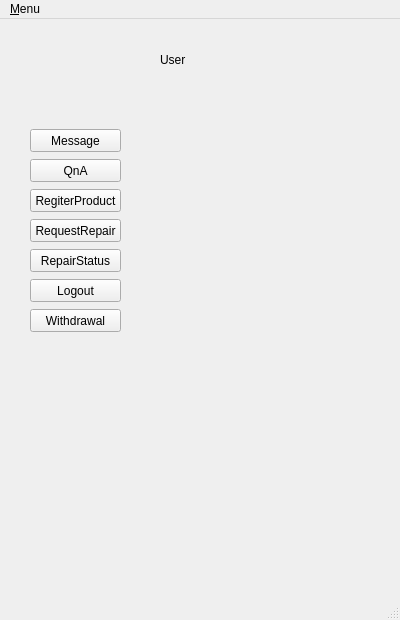
Before: the Qt Designer form FiveOfRuler/UserWindow.ui in simneol/JuDeP, drawn with Qt 5.
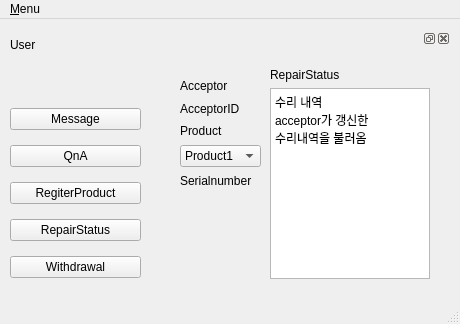
After: the same form once the commit is applied.

```diff
--- a/FiveOfRuler/UserWindow.ui
+++ b/FiveOfRuler/UserWindow.ui
@@ -6,117 +6,168 @@
    <rect>
     <x>0</x>
     <y>0</y>
-    <width>400</width>
-    <height>620</height>
+    <width>460</width>
+    <height>324</height>
    </rect>
   </property>
   <property name="windowTitle">
    <string>MainWindow</string>
   </property>
   <widget class="QWidget" name="centralwidget">
-   <widget class="QLabel" name="label">
+   <widget class="QWidget" name="verticalLayoutWidget">
     <property name="geometry">
      <rect>
-      <x>160</x>
-      <y>30</y>
-      <width>111</width>
-      <height>21</height>
+      <x>10</x>
+      <y>80</y>
+      <width>131</width>
+      <height>188</height>
+     </rect>
+    </property>
+    <layout class="QVBoxLayout" name="verticalLayout">
+     <item>
+      <widget class="QPushButton" name="btn_message">
+       <property name="text">
+        <string>Message</string>
+       </property>
+      </widget>
+     </item>
+     <item>
+      <widget class="QPushButton" name="btn_QnA">
+       <property name="text">
+        <string>QnA</string>
+       </property>
+      </widget>
+     </item>
+     <item>
+      <widget class="QPushButton" name="btn_RegiterProduct">
+       <property name="text">
+        <string>RegiterProduct</string>
+       </property>
+      </widget>
+     </item>
+     <item>
+      <widget class="QPushButton" name="pushButton">
+       <property name="text">
+        <string>RepairStatus</string>
+       </property>
+      </widget>
+     </item>
+     <item>
+      <widget class="QPushButton" name="btn_Withdrawal">
+       <property name="text">
+        <string>Withdrawal</string>
+       </property>
+      </widget>
+     </item>
+    </layout>
+   </widget>
+   <widget class="QLabel" name="label_User">
+    <property name="geometry">
+     <rect>
+      <x>10</x>
+      <y>20</y>
+      <width>129</width>
+      <height>12</height>
      </rect>
     </property>
     <property name="text">
      <string>User</string>
     </property>
    </widget>
-   <widget class="QPushButton" name="btn_RegiterProduct">
+   <widget class="QDockWidget" name="User_RepairStatus">
     <property name="geometry">
      <rect>
-      <x>30</x>
-      <y>170</y>
-      <width>91</width>
-      <height>23</height>
+      <x>170</x>
+      <y>10</y>
+      <width>281</width>
+      <height>271</height>
      </rect>
     </property>
-    <property name="text">
-     <string>RegiterProduct</string>
+    <property name="layoutDirection">
+     <enum>Qt::LeftToRight</enum>
     </property>
-   </widget>
-   <widget class="QPushButton" name="btn_RepairStatus">
-    <property name="geometry">
-     <rect>
-      <x>30</x>
-      <y>230</y>
-      <width>91</width>
-      <height>23</height>
-     </rect>
-    </property>
-    <property name="text">
-     <string>RepairStatus</string>
-    </property>
-   </widget>
-   <widget class="QPushButton" name="btn_message">
-    <property name="geometry">
-     <rect>
-      <x>30</x>
-      <y>110</y>
-      <width>91</width>
-      <height>23</height>
-     </rect>
-    </property>
-    <property name="text">
-     <string>Message</string>
-    </property>
-   </widget>
-   <widget class="QPushButton" name="btn_RequestRepair">
-    <property name="geometry">
-     <rect>
-      <x>30</x>
-      <y>200</y>
-      <width>91</width>
-      <height>23</height>
-     </rect>
-    </property>
-    <property name="text">
-     <string>RequestRepair</string>
-    </property>
-   </widget>
-   <widget class="QPushButton" name="btn_QnA">
-    <property name="geometry">
-     <rect>
-      <x>30</x>
-      <y>140</y>
-      <width>91</width>
-      <height>23</height>
-     </rect>
-    </property>
-    <property name="text">
-     <string>QnA</string>
-    </property>
-   </widget>
-   <widget class="QPushButton" name="btn_Logout">
-    <property name="geometry">
-     <rect>
-      <x>30</x>
-      <y>260</y>
-      <width>91</width>
-      <height>23</height>
-     </rect>
-    </property>
-    <property name="text">
-     <string>Logout</string>
-    </property>
-   </widget>
-   <widget class="QPushButton" name="btn_Withdrawal">
-    <property name="geometry">
-     <rect>
-      <x>30</x>
-      <y>290</y>
-      <width>91</width>
-      <height>23</height>
-     </rect>
-    </property>
-    <property name="text">
-     <string>Withdrawal</string>
-    </property>
+    <widget class="QWidget" name="dockWidgetContents_2">
+     <widget class="QWidget" name="verticalLayoutWidget_2">
+      <property name="geometry">
+       <rect>
+        <x>100</x>
+        <y>20</y>
+        <width>160</width>
+        <height>211</height>
+       </rect>
+      </property>
+      <layout class="QVBoxLayout" name="verticalLayout_2">
+       <item>
+        <widget class="QLabel" name="label_RepairStatus">
+         <property name="text">
+          <string>RepairStatus</string>
+         </property>
+        </widget>
+       </item>
+       <item>
+        <widget class="QTextBrowser" name="textBrowser_RepairStatus">
+         <property name="html">
+          <string>&lt;!DOCTYPE HTML PUBLIC &quot;-//W3C//DTD HTML 4.0//EN&quot; &quot;http://www.w3.org/TR/REC-html40/strict.dtd&quot;&gt;
+&lt;html&gt;&lt;head&gt;&lt;meta name=&quot;qrichtext&quot; content=&quot;1&quot; /&gt;&lt;style type=&quot;text/css&quot;&gt;
+p, li { white-space: pre-wrap; }
+&lt;/style&gt;&lt;/head&gt;&lt;body style=&quot; font-family:'Gulim'; font-size:9pt; font-weight:400; font-style:normal;&quot;&gt;
+&lt;p style=&quot; margin-top:0px; margin-bottom:0px; margin-left:0px; margin-right:0px; -qt-block-indent:0; text-indent:0px;&quot;&gt;수리 내역&lt;/p&gt;
+&lt;p style=&quot; margin-top:0px; margin-bottom:0px; margin-left:0px; margin-right:0px; -qt-block-indent:0; text-indent:0px;&quot;&gt;acceptor가 갱신한 수리내역을 불러옴&lt;/p&gt;&lt;/body&gt;&lt;/html&gt;</string>
+         </property>
+        </widget>
+       </item>
+      </layout>
+     </widget>
+     <widget class="QWidget" name="verticalLayoutWidget_3">
+      <property name="geometry">
+       <rect>
+        <x>10</x>
+        <y>30</y>
+        <width>81</width>
+        <height>111</height>
+       </rect>
+      </property>
+      <layout class="QVBoxLayout" name="verticalLayout_3">
+       <item>
+        <widget class="QLabel" name="label_Acceptor">
+         <property name="text">
+          <string>Acceptor </string>
+         </property>
+        </widget>
+       </item>
+       <item>
+        <widget class="QLabel" name="label_AcceptorId">
+         <property name="text">
+          <string>AcceptorID</string>
+         </property>
+        </widget>
+       </item>
+       <item>
+        <widget class="QLabel" name="label_Product">
+         <property name="text">
+          <string>Product</string>
+         </property>
+        </widget>
+       </item>
+       <item>
+        <widget class="QComboBox" name="label_ProductName">
+         <item>
+          <property name="text">
+           <string>Product1</string>
+          </property>
+         </item>
+        </widget>
+       </item>
+       <item>
+        <widget class="QLabel" name="label_Serial">
+         <property name="text">
+          <string>Serialnumber</string>
+         </property>
+        </widget>
+       </item>
+      </layout>
+     </widget>
+    </widget>
    </widget>
   </widget>
   <widget class="QMenuBar" name="menubar_main">
@@ -124,7 +175,7 @@
     <rect>
      <x>0</x>
      <y>0</y>
-     <width>400</width>
+     <width>460</width>
      <height>21</height>
     </rect>
    </property>
```
